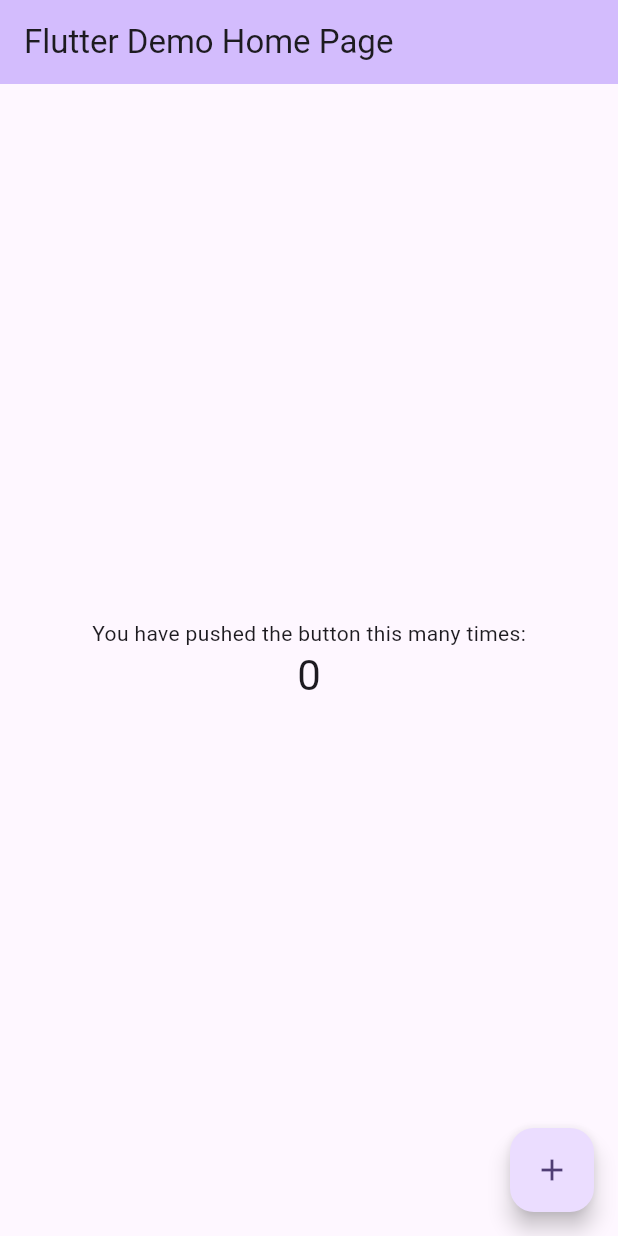
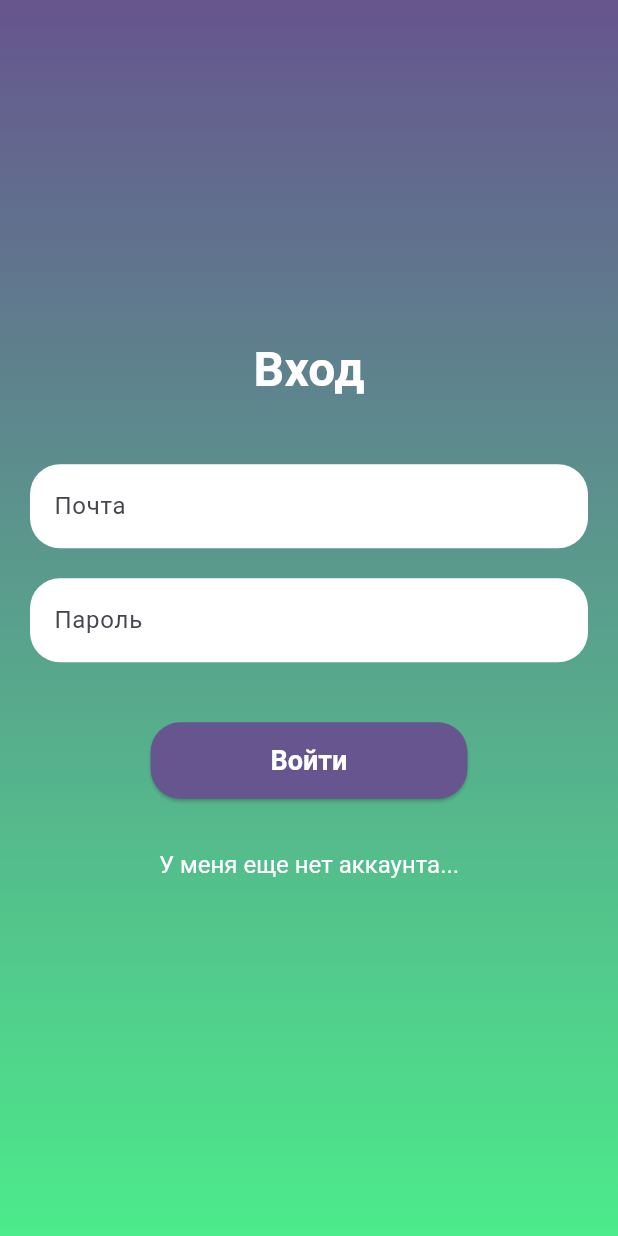
Before and after one commit to pompil/zc_dodiddone, a Flutter app: the screen it shows after launch, on a phone screen of 412 x 824 dp. Run offline on Flutter 3.47's test engine with Material 3 defaults, Android fonts, the phone set to English and light mode, and no system bars.

Commit message:
login_page

```diff
--- a/lib/App/app.dart
+++ b/lib/App/app.dart
@@ -1,5 +1,6 @@
 import 'package:flutter/material.dart';
-import 'package:zc_dodiddone/Pages/my_home_page.dart';
+import '../Theme/theme.dart';
+import '../Pages/login_page.dart';
 
 class MyApp extends StatelessWidget {
   const MyApp({super.key});
@@ -9,26 +10,8 @@ class MyApp extends StatelessWidget {
   Widget build(BuildContext context) {
     return MaterialApp(
       title: 'Flutter Demo',
-      theme: ThemeData(
-        // This is the theme of your application.
-        //
-        // TRY THIS: Try running your application with "flutter run". You'll see
-        // the application has a purple toolbar. Then, without quitting the app,
-        // try changing the seedColor in the colorScheme below to Colors.green
-        // and then invoke "hot reload" (save your changes or press the "hot
-        // reload" button in a Flutter-supported IDE, or press "r" if you used
-        // the command line to start the app).
-        //
-        // Notice that the counter didn't reset back to zero; the application
-        // state is not lost during the reload. To reset the state, use hot
-        // restart instead.
-        //
-        // This works for code too, not just values: Most code changes can be
-        // tested with just a hot reload.
-        colorScheme: ColorScheme.fromSeed(seedColor: Colors.deepPurple),
-        useMaterial3: true,
-      ),
-      home: const MyHomePage(title: 'Flutter Demo Home Page'),
+      theme: DoDidDoneTheme.lightTheme, // Use the custom theme
+      home: const LoginPage(),
     );
   }
 }
--- /dev/null
+++ b/lib/Pages/login_page.dart
@@ -0,0 +1,137 @@
+import 'package:flutter/material.dart';
+import '../Theme/theme.dart';
+
+class LoginPage extends StatefulWidget {
+  const LoginPage({Key? key}) : super(key: key);
+
+  @override
+  State<LoginPage> createState() => _LoginPageState();
+}
+
+class _LoginPageState extends State<LoginPage> {
+  bool _isRegistration = false;
+
+  @override
+  Widget build(BuildContext context) {
+    return Scaffold(
+      body: Container(
+        decoration: BoxDecoration(
+          gradient: LinearGradient(
+            begin: Alignment.topCenter,
+            end: Alignment.bottomCenter,
+            colors: _isRegistration
+                ? [
+                    DoDidDoneTheme.lightTheme.colorScheme.secondary,
+                    DoDidDoneTheme.lightTheme.colorScheme.primary,
+                  ]
+                : [
+                    DoDidDoneTheme.lightTheme.colorScheme.primary,
+                    DoDidDoneTheme.lightTheme.colorScheme.secondary,
+                  ],
+          ),
+        ),
+        child: Padding(
+          padding: const EdgeInsets.all(20.0),
+          child: Column(
+            mainAxisAlignment: MainAxisAlignment.center,
+            children: [
+              Text(
+                _isRegistration ? 'Регистрация' : 'Вход',
+                style: const TextStyle(
+                  fontSize: 32,
+                  fontWeight: FontWeight.bold,
+                  color: Colors.white,
+                ),
+              ),
+              const SizedBox(height: 40),
+              const TextField(
+                decoration: InputDecoration(
+                  hintText: 'Почта',
+                  filled: true,
+                  fillColor: Colors.white,
+                  border: OutlineInputBorder(
+                    borderRadius: BorderRadius.all(Radius.circular(20)),
+                    borderSide: BorderSide.none,
+                  ),
+                ),
+              ),
+              const SizedBox(height: 20),
+              const TextField(
+                obscureText: true,
+                decoration: InputDecoration(
+                  hintText: 'Пароль',
+                  filled: true,
+                  fillColor: Colors.white,
+                  border: OutlineInputBorder(
+                    borderRadius: BorderRadius.all(Radius.circular(20)),
+                    borderSide: BorderSide.none,
+                  ),
+                ),
+              ),
+              if (_isRegistration)
+                const SizedBox(height: 20),
+              if (_isRegistration)
+                const TextField(
+                  obscureText: true,
+                  decoration: InputDecoration(
+                    hintText: 'Повторите пароль',
+                    filled: true,
+                    fillColor: Colors.white,
+                    border: OutlineInputBorder(
+                      borderRadius: BorderRadius.all(Radius.circular(20)),
+                      borderSide: BorderSide.none,
+                    ),
+                  ),
+                ),
+              const SizedBox(height: 40),
+              ElevatedButton(
+                onPressed: () {},
+                style: ElevatedButton.styleFrom(
+                  backgroundColor: _isRegistration
+                      ? DoDidDoneTheme.lightTheme.colorScheme.secondary
+                      : DoDidDoneTheme.lightTheme.colorScheme.primary,
+                  padding: const EdgeInsets.symmetric(
+                    horizontal: 80,
+                    vertical: 15,
+                  ),
+                  textStyle: const TextStyle(
+                    fontSize: 18,
+                    fontWeight: FontWeight.bold,
+                    color: Colors.white,
+                  ),
+                  shape: RoundedRectangleBorder(
+                    borderRadius: BorderRadius.circular(20),
+                  ),
+                ),
+                child: Text(
+                  _isRegistration ? 'Зарегистрироваться' : 'Войти',
+                  style: const TextStyle(color: Colors.white),
+                ),
+              ),
+              const SizedBox(height: 20),
+              TextButton(
+                onPressed: () {
+                  setState(() {
+                    _isRegistration = !_isRegistration;
+                  });
+                },
+                style: TextButton.styleFrom(
+                  foregroundColor: Colors.white,
+                  textStyle: const TextStyle(
+                    fontSize: 16,
+                    color: Colors.white, // Set text color to white
+                  ),
+                ),
+                child: Text(
+                  _isRegistration
+                      ? 'У меня уже есть аккаунт...'
+                      : 'У меня еще нет аккаунта...',
+                ),
+              ),
+            ],
+          ),
+        ),
+      ),
+    );
+  }
+}
--- a/lib/Pages/my_home_page.dart
+++ /dev/null
@@ -1,89 +0,0 @@
-import 'package:flutter/material.dart';
-
-class MyHomePage extends StatefulWidget {
-  const MyHomePage({super.key, required this.title});
-
-  // This widget is the home page of your application. It is stateful, meaning
-  // that it has a State object (defined below) that contains fields that affect
-  // how it looks.
-
-  // This class is the configuration for the state. It holds the values (in this
-  // case the title) provided by the parent (in this case the App widget) and
-  // used by the build method of the State. Fields in a Widget subclass are
-  // always marked "final".
-
-  final String title;
-
-  @override
-  State<MyHomePage> createState() => _MyHomePageState();
-}
-
-class _MyHomePageState extends State<MyHomePage> {
-  int _counter = 0;
-
-  void _incrementCounter() {
-    setState(() {
-      // This call to setState tells the Flutter framework that something has
-      // changed in this State, which causes it to rerun the build method below
-      // so that the display can reflect the updated values. If we changed
-      // _counter without calling setState(), then the build method would not be
-      // called again, and so nothing would appear to happen.
-      _counter++;
-    });
-  }
-
-  @override
-  Widget build(BuildContext context) {
-    // This method is rerun every time setState is called, for instance as done
-    // by the _incrementCounter method above.
-    //
-    // The Flutter framework has been optimized to make rerunning build methods
-    // fast, so that you can just rebuild anything that needs updating rather
-    // than having to individually change instances of widgets.
-    return Scaffold(
-      appBar: AppBar(
-        // TRY THIS: Try changing the color here to a specific color (to
-        // Colors.amber, perhaps?) and trigger a hot reload to see the AppBar
-        // change color while the other colors stay the same.
-        backgroundColor: Theme.of(context).colorScheme.inversePrimary,
-        // Here we take the value from the MyHomePage object that was created by
-        // the App.build method, and use it to set our appbar title.
-        title: Text(widget.title),
-      ),
-      body: Center(
-        // Center is a layout widget. It takes a single child and positions it
-        // in the middle of the parent.
-        child: Column(
-          // Column is also a layout widget. It takes a list of children and
-          // arranges them vertically. By default, it sizes itself to fit its
-          // children horizontally, and tries to be as tall as its parent.
-          //
-          // Column has various properties to control how it sizes itself and
-          // how it positions its children. Here we use mainAxisAlignment to
-          // center the children vertically; the main axis here is the vertical
-          // axis because Columns are vertical (the cross axis would be
-          // horizontal).
-          //
-          // TRY THIS: Invoke "debug painting" (choose the "Toggle Debug Paint"
-          // action in the IDE, or press "p" in the console), to see the
-          // wireframe for each widget.
-          mainAxisAlignment: MainAxisAlignment.center,
-          children: <Widget>[
-            const Text(
-              'You have pushed the button this many times:',
-            ),
-            Text(
-              '$_counter',
-              style: Theme.of(context).textTheme.headlineMedium,
-            ),
-          ],
-        ),
-      ),
-      floatingActionButton: FloatingActionButton(
-        onPressed: _incrementCounter,
-        tooltip: 'Increment',
-        child: const Icon(Icons.add),
-      ), // This trailing comma makes auto-formatting nicer for build methods.
-    );
-  }
-}
--- /dev/null
+++ b/lib/Theme/theme.dart
@@ -0,0 +1,12 @@
+import 'package:flutter/material.dart';
+
+class DoDidDoneTheme {
+  static ThemeData lightTheme = ThemeData(
+    colorScheme: ColorScheme.fromSeed(
+      seedColor: const Color(0xFF9F7BF6), // Primary color
+      brightness: Brightness.light,
+      secondary: const Color(0xFF4ceb8b), // Secondary color
+    ),
+    useMaterial3: true,
+  );
+}
```
